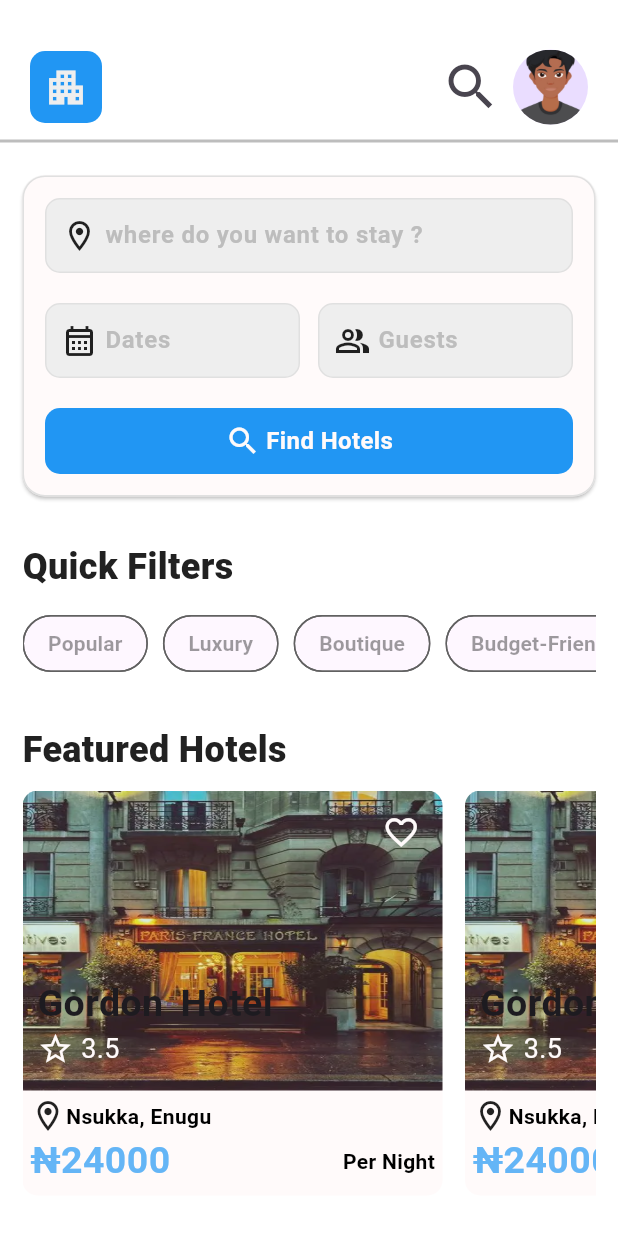
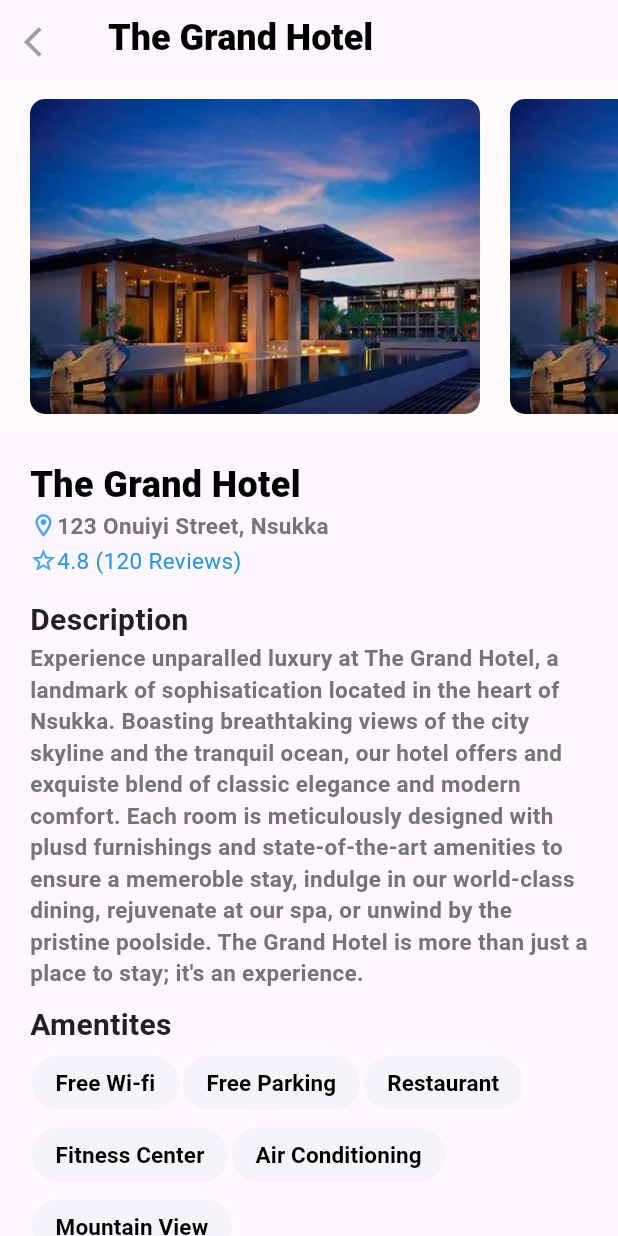
Before and after one commit to Oghefav/hotel_booking_frontend, a Flutter app: the screen it shows after launch, on a phone screen of 412 x 824 dp. Run offline on Flutter 3.47's test engine with Material 3 defaults, Android fonts, the phone set to English and light mode, and no system bars; our stand-ins replace persistent_bottom_nav_bar.

Commit message:
added the hotel detail pagae

```diff
--- a/lib/main.dart
+++ b/lib/main.dart
@@ -1,5 +1,7 @@
 import 'package:flutter/material.dart';
+import 'package:hotel_booking_app/pages/customer/hotel_details_screen.dart';
 import 'package:hotel_booking_app/pages/customer/customer_home_page.dart';
+import 'package:hotel_booking_app/pages/customer/persistent_nav_bar.dart';
 
 void main() {
   runApp(const MyApp());
@@ -14,7 +16,7 @@ class MyApp extends StatelessWidget {
     return MaterialApp(
       title: 'Flutter Demo',
       debugShowCheckedModeBanner: false,
-      home: const CustomerHomePage(),
+      home: const HotelDetailsScreen(),
     );
   }
 }
--- a/lib/pages/customer/customer_home_page.dart
+++ b/lib/pages/customer/customer_home_page.dart
@@ -1,5 +1,7 @@
 import 'package:flutter/material.dart';
-import 'package:hotel_booking_app/utility/app_colours.dart';
+import 'package:hotel_booking_app/widgets/app_colours.dart';
+import 'package:hotel_booking_app/widgets/bigtext.dart';
+import 'package:hotel_booking_app/widgets/custom_divider.dart';
 
 class CustomerHomePage extends StatelessWidget {
   const CustomerHomePage({super.key});
@@ -7,17 +9,20 @@ class CustomerHomePage extends StatelessWidget {
   @override
   Widget build(BuildContext context) {
     return Scaffold(
+      resizeToAvoidBottomInset:true,
       backgroundColor: Colors.white,
-      body: Column(
+      body: SingleChildScrollView(
+        child: Column(
           crossAxisAlignment: CrossAxisAlignment.start,
           children: [
             SizedBox(height: 30),
             _appBarSection(),
-          Divider(thickness: 2, color: Colors.grey.shade400),
+            CustomDivider(),
             _searchSearch(),
             _quickFilterSection(),
             _featuredHoteSection(),
           ],
+        ),
       ),
     );
   }
@@ -165,15 +170,7 @@ class CustomerHomePage extends StatelessWidget {
       child: Column(
         crossAxisAlignment: CrossAxisAlignment.start,
         children: [
-          Text(
-            "Quick Filters",
-            style: TextStyle(
-              fontFamily: "Roboto",
-              fontWeight: FontWeight.w800,
-              fontSize: 24,
-              color: Colors.grey.shade900,
-            ),
-          ),
+          Bigtext(text: "Quick Filters"),
           SizedBox(height: 10),
           SingleChildScrollView(
             scrollDirection: Axis.horizontal,
@@ -181,6 +178,7 @@ class CustomerHomePage extends StatelessWidget {
               direction: Axis.horizontal,
               spacing: 10,
               children: [
+                // Use choiceChip after connecting to server
                 _chipBuilder(text: "Popular", color: Colors.blue.shade400),
                 _chipBuilder(text: "Luxury"),
                 _chipBuilder(text: "Boutique"),
@@ -209,15 +207,7 @@ class CustomerHomePage extends StatelessWidget {
       child: Column(
         crossAxisAlignment: CrossAxisAlignment.start,
         children: [
-          Text(
-            "Featured Hotels",
-            style: TextStyle(
-              fontFamily: "Roboto",
-              fontWeight: FontWeight.w800,
-              fontSize: 24,
-              color: Colors.grey.shade900,
-            ),
-          ),
+          Bigtext(text: "Featured Hotels"),
           SizedBox(height: 10),
           SingleChildScrollView(
 
--- /dev/null
+++ b/lib/pages/customer/hotel_details_screen.dart
@@ -0,0 +1,311 @@
+import 'package:flutter/cupertino.dart';
+import 'package:flutter/material.dart';
+import 'package:hotel_booking_app/widgets/app_colours.dart';
+import 'package:hotel_booking_app/widgets/bigtext.dart';
+import 'package:hotel_booking_app/widgets/custom_divider.dart';
+import 'package:hotel_booking_app/widgets/small_text.dart';
+import 'package:hotel_booking_app/widgets/sub_title_text.dart';
+
+class HotelDetailsScreen extends StatelessWidget {
+  const HotelDetailsScreen({super.key});
+
+  @override
+  Widget build(BuildContext context) {
+    return Scaffold(
+      body: MediaQuery.removePadding(
+        context: context,
+        removeBottom: true,
+        removeTop: true,
+        child: CustomScrollView(
+          shrinkWrap: true,
+          slivers: [
+            SliverAppBar(
+              leading: Icon(Icons.arrow_back_ios, color: Colors.grey, weight: 10),
+              pinned: true,
+              flexibleSpace: FlexibleSpaceBar(
+                title: Bigtext(text: "The Grand Hotel"),
+              ),
+            ),
+            SliverList(
+              delegate: SliverChildListDelegate([
+                _hotelImageSection(),
+                _descriptionSection(),
+                _avaliableRoomSection(),
+                _reviewSection(),
+                SizedBox(height: 15,),
+                CustomDivider(),
+                SizedBox(height: 10,),
+                _viewRoomSection(),
+                SizedBox(height: 30,),
+              ]),
+            ),
+          ],
+        ),
+      ),
+    );
+  }
+
+  Widget _hotelImageSection() {
+    return Container(
+      decoration: BoxDecoration(color: AppColours.white),
+      child: SingleChildScrollView(
+        scrollDirection: Axis.horizontal,
+        child: Wrap(
+          direction: Axis.horizontal,
+          children: List.generate(3, ((int index) {
+            return Container(
+              margin: EdgeInsets.only(left: 20, top: 10, bottom: 10),
+              child: ClipRRect(
+                borderRadius: BorderRadius.all(Radius.circular(10)),
+                child: Image.asset(
+                  "assets/images/hotel2.webp",
+                  height: 210,
+                  width: 300,
+                  fit: BoxFit.fill,
+                ),
+              ),
+            );
+          })),
+        ),
+      ),
+    );
+  }
+
+  Widget _descriptionSection() {
+    return Padding(
+      padding: EdgeInsets.all(20),
+      child: Column(
+        crossAxisAlignment: CrossAxisAlignment.start,
+        children: [
+          Bigtext(text: "The Grand Hotel"),
+          Row(
+            children: [
+              Icon(
+                Icons.location_on_outlined,
+                color: Colors.blue.shade400,
+                size: 18,
+              ),
+              SmallText(text: "123 Onuiyi Street, Nsukka"),
+            ],
+          ),
+          SizedBox(height: 2),
+          Row(
+            children: [
+              Icon(Icons.star_outline, color: Colors.blue.shade400, size: 18),
+              Text(
+                "4.8 (120 Reviews)",
+                style: TextStyle(
+                  color: Colors.blue.shade500,
+                  fontFamily: "Roboto",
+                  fontWeight: FontWeight.w400,
+                  fontSize: 15,
+                ),
+              ),
+            ],
+          ),
+          SizedBox(height: 15),
+          SubTitleText(text: "Description"),
+          Wrap(
+            children: [
+              SmallText(
+                text:
+                    "Experience unparalled luxury at The Grand Hotel, a landmark of sophisatication located in the heart of Nsukka. Boasting breathtaking views of the city skyline and the tranquil ocean, our hotel offers and exquiste blend of classic elegance and modern comfort. Each room is meticulously designed with plusd furnishings and state-of-the-art amenities to ensure a memeroble stay, indulge in our world-class dining, rejuvenate at our spa, or unwind by the pristine poolside. The Grand Hotel is more than just a place to stay; it's an experience.",
+              ),
+            ],
+          ),
+          SizedBox(height: 10),
+          SubTitleText(text: "Amentites"),
+          Wrap(
+            // modify after connecting to server
+            children: [
+              _chipBuilder("Free Wi-fi"),
+              _chipBuilder("Free Parking"),
+              _chipBuilder("Restaurant"),
+              _chipBuilder("Fitness Center"),
+              _chipBuilder("Air Conditioning"),
+              _chipBuilder("Mountain View"),
+            ],
+          ),
+        ],
+      ),
+    );
+  }
+
+  Widget _chipBuilder(String text) {
+    return Chip(
+      shape: RoundedRectangleBorder(
+        borderRadius: BorderRadius.circular(20),
+        side: BorderSide(color: AppColours.white),
+      ),
+      shadowColor: Colors.transparent,
+      backgroundColor: Color(0x66ECEFF1),
+      label: SmallText(text: text, color: Colors.black),
+    );
+  }
+
+  Widget _avaliableRoomSection() {
+    return Padding(
+      padding: EdgeInsets.all(15),
+      child: Column(
+        crossAxisAlignment: CrossAxisAlignment.start,
+        children: [
+          SubTitleText(text: "Available Rooms"),
+          SizedBox(height: 10),
+          SingleChildScrollView(
+            scrollDirection: Axis.horizontal,
+            child: Wrap(
+              spacing: 15,
+              direction: Axis.horizontal,
+              children: List.generate(3, (index) {
+                return Container(
+                  height: 220,
+                  width: 200,
+                  decoration: BoxDecoration(
+                    color: AppColours.white,
+                    borderRadius: BorderRadius.all(Radius.circular(10)),
+                  ),
+                  child: Column(
+                    children: [
+                      SizedBox(
+                        child: ClipRRect(
+                          borderRadius: BorderRadius.vertical(
+                            top: Radius.circular(10),
+                          ),
+                          child: Image.asset(
+                            "assets/images/room1.avif",
+                            height: 130,
+                            width: 200,
+                            fit: BoxFit.fill,
+                          ),
+                        ),
+                      ),
+                      Padding(
+                        padding: EdgeInsets.all(5),
+                        child: Column(
+                          crossAxisAlignment: CrossAxisAlignment.start,
+                          children: [
+                            SmallText(
+                              text: "Deluxe King Room",
+                              color: Colors.black,
+                            ),
+
+                            SmallText(
+                              text: "₦25000/Night",
+                              color: Colors.blue.shade400,
+                            ),
+                            SizedBox(height: 5),
+                            Container(
+                              width: 180,
+                              height: 30,
+                              decoration: BoxDecoration(
+                                borderRadius: BorderRadius.all(
+                                  Radius.circular(5),
+                                ),
+                                color: Colors.blue.shade400,
+                              ),
+                              child: Center(
+                                child: SmallText(
+                                  text: "View Details",
+                                  color: AppColours.white,
+                                  fontsize: 13,
+                                ),
+                              ),
+                            ),
+                          ],
+                        ),
+                      ),
+                    ],
+                  ),
+                );
+              }),
+            ),
+          ),
+        ],
+      ),
+    );
+  }
+
+  Widget _reviewSection() {
+    return Card(
+      margin: EdgeInsets.symmetric(horizontal: 20),
+      color: AppColours.white,
+      child: Padding(
+        padding: EdgeInsets.all(10),
+        child: Column(
+          crossAxisAlignment: CrossAxisAlignment.start,
+          children: [
+            Row(
+              mainAxisAlignment: MainAxisAlignment.spaceBetween,
+              children: [
+                SubTitleText(text: "Guest Reviews"),
+                Row(
+                  children: [
+                    Icon(
+                      Icons.star_outline,
+                      color: Colors.blue.shade400,
+                      size: 18,
+                    ),
+                    SmallText(
+                      text: "4.8/5",
+                      fontsize: 12,
+                      color: Colors.blue.shade400,
+                    ),
+                  ],
+                ),
+              ],
+            ),
+            Wrap(
+              children: [
+                SmallText(
+                  text:
+                      "Based on 120 guests reviews, guest consistently praise our comfortable rooms and excellent service",
+                ),
+              ],
+            ),
+            SizedBox(height: 10),
+            Container(
+              width: 350,
+              height: 30,
+              decoration: BoxDecoration(
+                border: Border.all(color: Colors.grey, width: 0.5),
+                borderRadius: BorderRadius.all(Radius.circular(5)),
+                color: Color(0x66ECEFF1),
+              ),
+              child: Row(
+                children: [
+                  SizedBox(width: 100),
+                  Icon(CupertinoIcons.square_pencil, color: Colors.black),
+                  SizedBox(width: 5),
+                  SmallText(
+                    text: "Write a Review",
+                    color: Colors.black,
+                    fontsize: 13,
+                  ),
+                ],
+              ),
+            ),
+          ],
+        ),
+      ),
+    );
+  }
+
+  Widget _viewRoomSection() {
+    return Padding(
+      padding: EdgeInsets.symmetric(horizontal: 20),
+      child: Container(
+        width: 300,
+        height: 30,
+        decoration: BoxDecoration(
+          border: Border.all(color: Colors.grey, width: 0.5),
+          borderRadius: BorderRadius.all(Radius.circular(5)),
+          color: Colors.blue.shade400,
+        ),
+        child: Center(
+          child: SmallText(text: "View Rooms", color: AppColours.white, fontsize: 13),
+        )
+
+      ),
+    );
+  }
+}
--- /dev/null
+++ b/lib/pages/customer/persistent_nav_bar.dart
@@ -0,0 +1,100 @@
+import 'package:flutter/cupertino.dart';
+import 'package:flutter/material.dart';
+import 'package:hotel_booking_app/pages/customer/customer_home_page.dart';
+import 'package:hotel_booking_app/widgets/app_colours.dart';
+import 'package:persistent_bottom_nav_bar/persistent_bottom_nav_bar.dart';
+
+class PersistentNavBar extends StatefulWidget {
+  const PersistentNavBar({super.key});
+
+  @override
+  State<PersistentNavBar> createState() => _PersistentNavBarState();
+}
+
+class _PersistentNavBarState extends State<PersistentNavBar> {
+  // ignore: unused_field
+  var _selectedIndex = 0;
+  late PersistentTabController _controller;
+
+  void onTapNav(int index) {
+    setState(() {
+      _selectedIndex = index;
+    });
+  }
+
+  List<Widget> _buildScreens() {
+    return [
+      CustomerHomePage(),
+      Container(child: Text("kdjaf")),
+      Container(child: Center(child: Text("khgak;"))),
+    ];
+  }
+
+  @override
+  void initState() {
+    super.initState();
+    _controller = PersistentTabController(initialIndex: 0);
+  }
+
+ List<PersistentBottomNavBarItem> _navBarsItems() {
+        return [
+            PersistentBottomNavBarItem(
+                icon: Icon(CupertinoIcons.home),
+                title: ("Home"),
+                activeColorPrimary: CupertinoColors.activeBlue,
+                inactiveColorPrimary: CupertinoColors.systemGrey,
+            ),
+            PersistentBottomNavBarItem(
+                icon: Icon(CupertinoIcons.settings),
+                title: ("Bookings"),
+                activeColorPrimary: CupertinoColors.activeBlue,
+                inactiveColorPrimary: CupertinoColors.systemGrey,
+
+            ),
+            PersistentBottomNavBarItem(
+                icon: Icon(CupertinoIcons.settings),
+                title: ("Bookings"),
+                activeColorPrimary: CupertinoColors.activeBlue,
+                inactiveColorPrimary: CupertinoColors.systemGrey,
+
+            ),
+        ];
+    }
+
+
+  @override
+  Widget build(BuildContext context) {
+    return PersistentTabView(
+      context,
+      controller: _controller,
+      screens: _buildScreens(),
+      items: _navBarsItems(),
+      handleAndroidBackButtonPress: true, // Default is true.
+      resizeToAvoidBottomInset:
+          true, // This needs to be true if you want to move up the screen on a non-scrollable screen when keyboard appears. Default is true.
+      stateManagement: true, // Default is true.
+      hideNavigationBarWhenKeyboardAppears: true,
+      popBehaviorOnSelectedNavBarItemPress: PopBehavior.all,
+      padding: const EdgeInsets.only(top: 8),
+      backgroundColor: AppColours.white,
+      isVisible: true,
+      animationSettings: const NavBarAnimationSettings(
+        navBarItemAnimation: ItemAnimationSettings(
+          // Navigation Bar's items animation properties.
+          duration: Duration(milliseconds: 400),
+          curve: Curves.ease,
+        ),
+        screenTransitionAnimation: ScreenTransitionAnimationSettings(
+          // Screen transition animation on change of selected tab.
+          animateTabTransition: true,
+          duration: Duration(milliseconds: 200),
+          screenTransitionAnimationType: ScreenTransitionAnimationType.fadeIn,
+        ),
+      ),
+      confineToSafeArea: true,
+      navBarHeight: kBottomNavigationBarHeight,
+      navBarStyle:
+          NavBarStyle.style9, // Choose the nav bar style with this property
+    );
+  }
+}
--- /dev/null
+++ b/lib/widgets/bigtext.dart
@@ -0,0 +1,21 @@
+import 'package:flutter/material.dart';
+
+class Bigtext extends StatelessWidget {
+  String text;
+  double fontsize;
+
+  Bigtext({super.key, required this.text, this.fontsize = 24});
+
+  @override
+  Widget build(BuildContext context) {
+    return Text(
+      text,
+      style: TextStyle(
+        fontSize: fontsize,
+        fontFamily: "Roboto",
+        fontWeight: FontWeight.w800,
+        color: Colors.black,
+      ),
+    );
+  }
+}
--- /dev/null
+++ b/lib/widgets/custom_divider.dart
@@ -0,0 +1,10 @@
+import 'package:flutter/material.dart';
+
+class CustomDivider extends StatelessWidget {
+  const CustomDivider({super.key});
+
+  @override
+  Widget build(BuildContext context) {
+    return  Divider(thickness: 1, color: Colors.grey.shade400);
+  }
+}
--- /dev/null
+++ b/lib/widgets/small_text.dart
@@ -0,0 +1,27 @@
+import 'package:flutter/material.dart';
+
+class SmallText extends StatelessWidget {
+    final String text;
+  final double fontsize;
+  final Color color;
+
+  SmallText({
+    super.key,
+    required this.text,
+    this.fontsize = 15,
+    Color? color,
+  }) : color = color ?? Colors.grey.shade600;
+
+  @override
+  Widget build(BuildContext context) {
+    return Text(
+      text,
+      style: TextStyle(
+        fontSize: fontsize,
+        fontFamily: "Roboto",
+        fontWeight: FontWeight.w600,
+        color: color
+      ),
+    );
+  }
+}
--- /dev/null
+++ b/lib/widgets/sub_title_text.dart
@@ -0,0 +1,21 @@
+import 'package:flutter/material.dart';
+
+class SubTitleText extends StatelessWidget {
+  final String text;
+  final double fontsize;
+
+  const SubTitleText({super.key, required this.text, this.fontsize = 20});
+
+  @override
+  Widget build(BuildContext context) {
+    return Text(
+      text,
+      style: TextStyle(
+        fontSize: fontsize,
+        fontFamily: "Roboto",
+        fontWeight: FontWeight.w700,
+        color: Colors.grey.shade900,
+      ),
+    );
+  }
+}
--- a/pubspec.yaml
+++ b/pubspec.yaml
@@ -34,10 +34,13 @@ dependencies:
   # The following adds the Cupertino Icons font to your application.
   # Use with the CupertinoIcons class for iOS style icons.
   cupertino_icons: ^1.0.8
+  persistent_bottom_nav_bar: ^6.2.1
+  dots_indicator: ^4.0.1
 
 dev_dependencies:
   flutter_test:
     sdk: flutter
+
 
   # The "flutter_lints" package below contains a set of recommended lints to
   # encourage good coding practices. The lint set provided by the package is
```
Also changed, not shown: assets/images/hotel2.webp (added), lib/widgets/app_colours.dart (renamed from lib/utility/app_colours.dart), pubspec.lock, 1 other file. Lines whose indentation alone changed are shown as unchanged.
